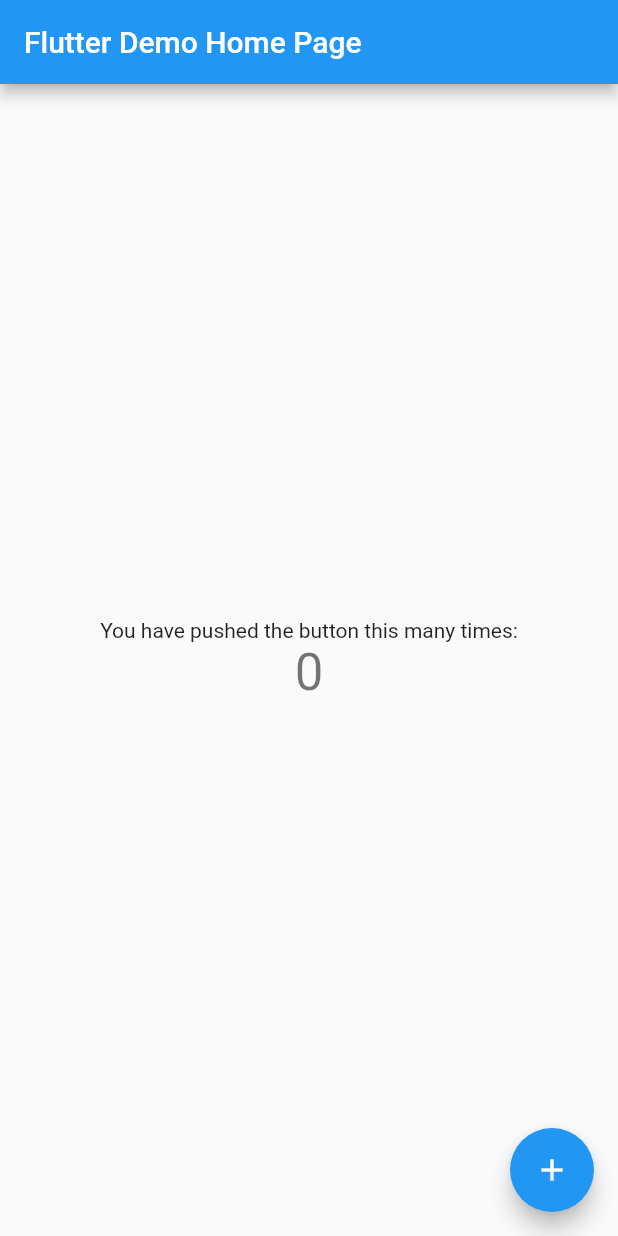
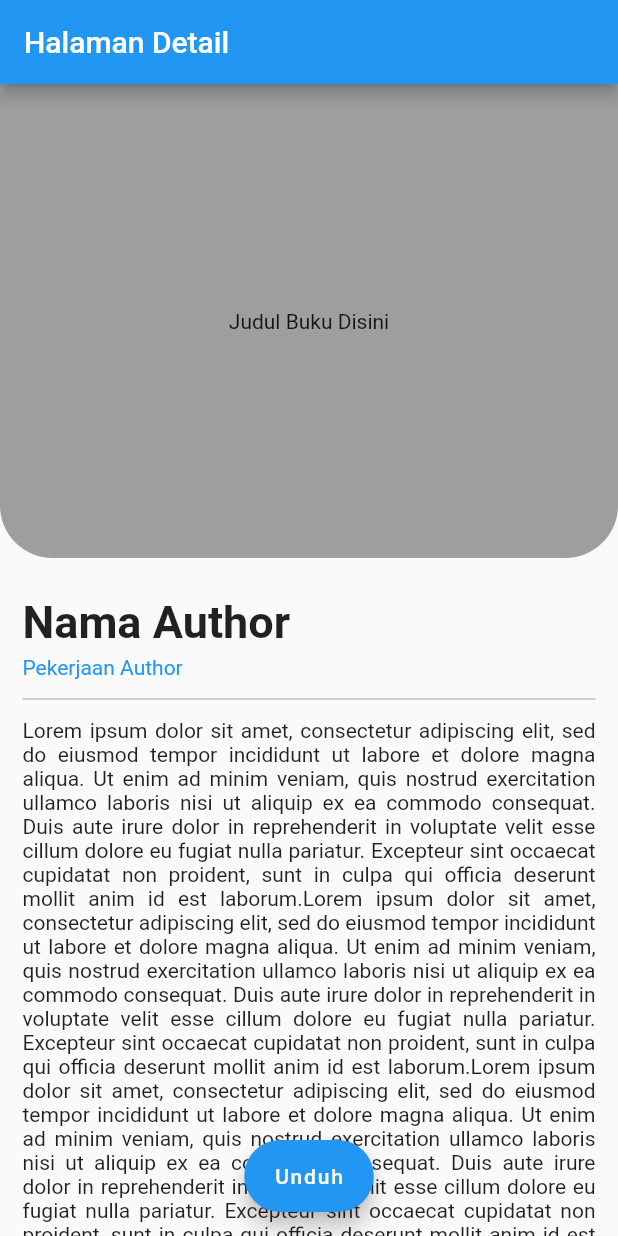
Before and after one commit to Dapuluous/CapstoneProject, a Flutter app: the screen it shows after launch, on a phone screen of 412 x 824 dp. Run offline on Flutter 3.47's test engine with Material 2 defaults, Android fonts, the phone set to English and light mode, and no system bars.

Commit message:
Added Detail Page

```diff
--- a/lib/main.dart
+++ b/lib/main.dart
@@ -13,103 +13,112 @@ class MyApp extends StatelessWidget {
     return MaterialApp(
       title: 'Flutter Demo',
       theme: ThemeData(
-        // This is the theme of your application.
-        //
-        // Try running your application with "flutter run". You'll see the
-        // application has a blue toolbar. Then, without quitting the app, try
-        // changing the primarySwatch below to Colors.green and then invoke
-        // "hot reload" (press "r" in the console where you ran "flutter run",
-        // or simply save your changes to "hot reload" in a Flutter IDE).
-        // Notice that the counter didn't reset back to zero; the application
-        // is not restarted.
         primarySwatch: Colors.blue,
       ),
-      home: const MyHomePage(title: 'Flutter Demo Home Page'),
+      home: PageDetail(),
     );
   }
 }
 
-class MyHomePage extends StatefulWidget {
-  const MyHomePage({Key? key, required this.title}) : super(key: key);
+class PageDetail extends StatelessWidget {
+  PageDetail({Key? key}) : super(key: key);
 
-  // This widget is the home page of your application. It is stateful, meaning
-  // that it has a State object (defined below) that contains fields that affect
-  // how it looks.
-
-  // This class is the configuration for the state. It holds the values (in this
-  // case the title) provided by the parent (in this case the App widget) and
-  // used by the build method of the State. Fields in a Widget subclass are
-  // always marked "final".
-
-  final String title;
-
-  @override
-  State<MyHomePage> createState() => _MyHomePageState();
-}
-
-class _MyHomePageState extends State<MyHomePage> {
-  int _counter = 0;
-
-  void _incrementCounter() {
-    setState(() {
-      // This call to setState tells the Flutter framework that something has
-      // changed in this State, which causes it to rerun the build method below
-      // so that the display can reflect the updated values. If we changed
-      // _counter without calling setState(), then the build method would not be
-      // called again, and so nothing would appear to happen.
-      _counter++;
-    });
-  }
+  var textDummy = "Lorem ipsum dolor sit amet, consectetur adipiscing elit, "
+      "sed do eiusmod tempor incididunt ut labore et dolore magna aliqua. "
+      "Ut enim ad minim veniam, quis nostrud exercitation ullamco laboris nisi ut aliquip ex ea commodo consequat. "
+      "Duis aute irure dolor in reprehenderit in voluptate velit esse cillum dolore eu fugiat nulla pariatur. "
+      "Excepteur sint occaecat cupidatat non proident, sunt in culpa qui officia deserunt mollit anim id est laborum."
+      "Lorem ipsum dolor sit amet, consectetur adipiscing elit, "
+      "sed do eiusmod tempor incididunt ut labore et dolore magna aliqua. "
+      "Ut enim ad minim veniam, quis nostrud exercitation ullamco laboris nisi ut aliquip ex ea commodo consequat. "
+      "Duis aute irure dolor in reprehenderit in voluptate velit esse cillum dolore eu fugiat nulla pariatur. "
+      "Excepteur sint occaecat cupidatat non proident, sunt in culpa qui officia deserunt mollit anim id est laborum."
+      "Lorem ipsum dolor sit amet, consectetur adipiscing elit, "
+      "sed do eiusmod tempor incididunt ut labore et dolore magna aliqua. "
+      "Ut enim ad minim veniam, quis nostrud exercitation ullamco laboris nisi ut aliquip ex ea commodo consequat. "
+      "Duis aute irure dolor in reprehenderit in voluptate velit esse cillum dolore eu fugiat nulla pariatur. "
+      "Excepteur sint occaecat cupidatat non proident, sunt in culpa qui officia deserunt mollit anim id est laborum.";
 
   @override
   Widget build(BuildContext context) {
-    // This method is rerun every time setState is called, for instance as done
-    // by the _incrementCounter method above.
-    //
-    // The Flutter framework has been optimized to make rerunning build methods
-    // fast, so that you can just rebuild anything that needs updating rather
-    // than having to individually change instances of widgets.
     return Scaffold(
       appBar: AppBar(
-        // Here we take the value from the MyHomePage object that was created by
-        // the App.build method, and use it to set our appbar title.
-        title: Text(widget.title),
+          title: const Text("Halaman Detail"),
       ),
-      body: Center(
-        // Center is a layout widget. It takes a single child and positions it
-        // in the middle of the parent.
+      body: SingleChildScrollView(
         child: Column(
-          // Column is also a layout widget. It takes a list of children and
-          // arranges them vertically. By default, it sizes itself to fit its
-          // children horizontally, and tries to be as tall as its parent.
-          //
-          // Invoke "debug painting" (press "p" in the console, choose the
-          // "Toggle Debug Paint" action from the Flutter Inspector in Android
-          // Studio, or the "Toggle Debug Paint" command in Visual Studio Code)
-          // to see the wireframe for each widget.
-          //
-          // Column has various properties to control how it sizes itself and
-          // how it positions its children. Here we use mainAxisAlignment to
-          // center the children vertically; the main axis here is the vertical
-          // axis because Columns are vertical (the cross axis would be
-          // horizontal).
-          mainAxisAlignment: MainAxisAlignment.center,
           children: <Widget>[
-            const Text(
-              'You have pushed the button this many times:',
+            Container(
+              decoration: const BoxDecoration(
+                color: Colors.grey,
+                borderRadius: BorderRadius.only(bottomLeft: Radius.circular(35), bottomRight: Radius.circular(35)),
+              ),
+              child: Padding(
+                padding: const EdgeInsets.all(150),
+                child: Container(
+                  width: double.infinity,
+                  child: const Text(
+                    "Judul Buku Disini",
+                    textAlign: TextAlign.center,
+                  ),
+                ),
+              )
             ),
-            Text(
-              '$_counter',
-              style: Theme.of(context).textTheme.headline4,
+
+            Padding(
+              padding: const EdgeInsets.only(top: 25, left: 15, right:15),
+              child: Container(
+                child: Column(
+                  crossAxisAlignment: CrossAxisAlignment.start,
+                  children: <Widget>[
+                    const Text(
+                      "Nama Author",
+                      style: TextStyle(
+                        fontSize: 30,
+                        fontWeight: FontWeight.bold
+                      ),
+                    ),
+
+                    const Padding(
+                      padding: EdgeInsets.only(top: 5.0),
+                      child: Text(
+                        "Pekerjaan Author",
+                        style: TextStyle(
+                          color: Colors.blue
+                        ),
+                      ),
+                    ),
+
+                    const Padding(
+                      padding: EdgeInsets.only(top: 5.0),
+                      child: Divider(
+                        color: Colors.grey,
+                      ),
+                    ),
+
+                    Padding(
+                      padding: const EdgeInsets.only(top: 5.0, bottom: 10.0),
+                      child: Text(
+                        textDummy,
+                        textAlign: TextAlign.justify,
+                      ),
+                    ),
+                  ],
+                ),
+              ),
             ),
           ],
         ),
       ),
-      floatingActionButton: FloatingActionButton(
-        onPressed: _incrementCounter,
-        tooltip: 'Increment',
-        child: const Icon(Icons.add),
-      ), // This trailing comma makes auto-formatting nicer for build methods.
+      floatingActionButton: FloatingActionButton.extended(
+        onPressed: () {
+          // Add your onPressed code here!
+        },
+        backgroundColor: Colors.blue,
+        label: Text("Unduh"),
+      ),
+      floatingActionButtonLocation: FloatingActionButtonLocation.centerFloat,
     );
   }
+
 }
--- /dev/null
+++ b/lib/page_detail.dart
@@ -0,0 +1 @@
+import 'package:flutter/material.dart';
```
